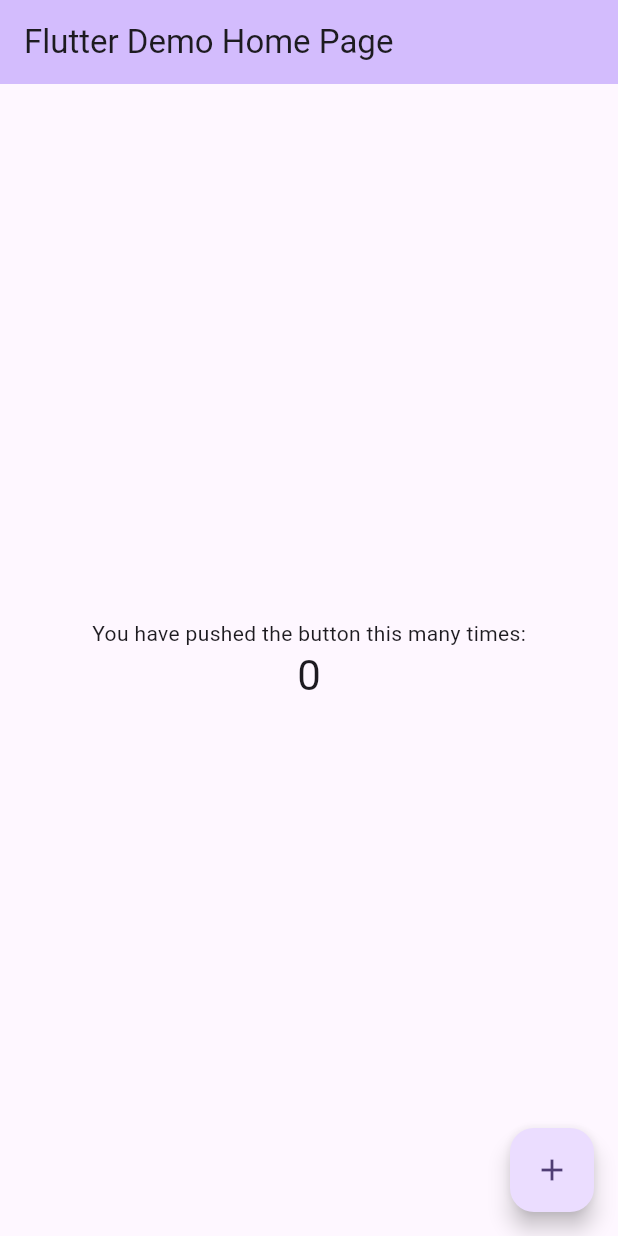
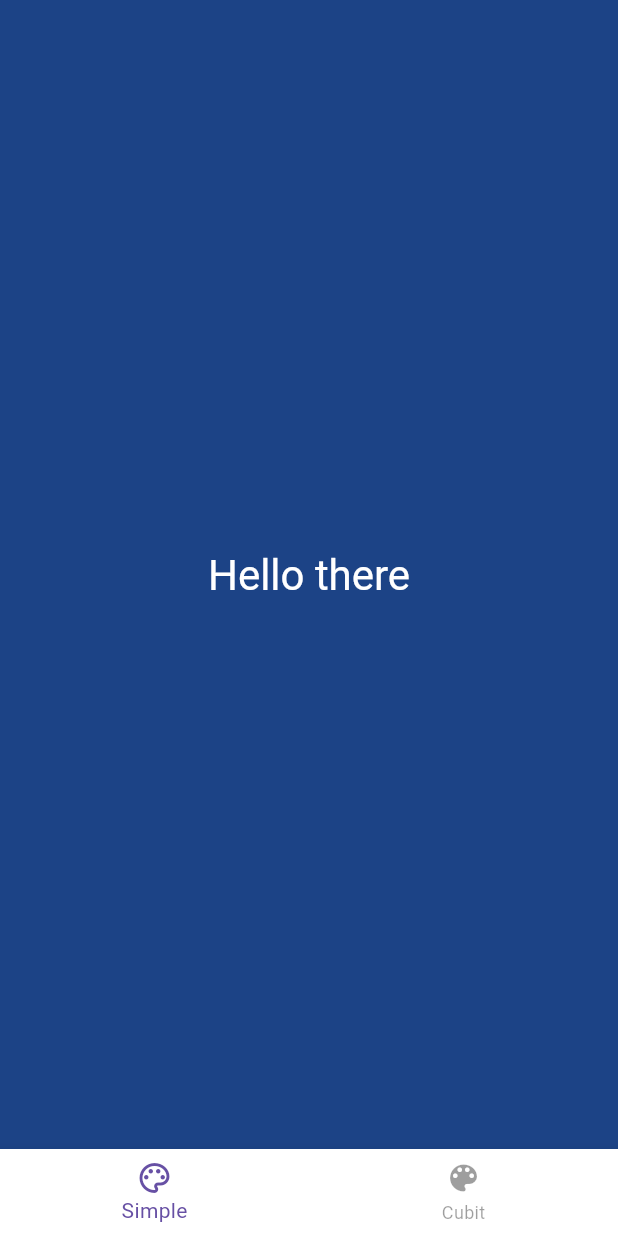
Before and after one commit to Vurarddo/flutter_color_app, a Flutter app: the screen it shows after launch, on a phone screen of 412 x 824 dp. Run offline on Flutter 3.47's test engine with Material 2 defaults, Android fonts, the phone set to English and light mode, and no system bars; our stand-ins replace auto_route, flutter_bloc, get_it, injectable.

Commit message:
added color randomizer

```diff
--- /dev/null
+++ b/lib/application.dart
@@ -0,0 +1,45 @@
+import 'package:flutter/foundation.dart';
+import 'package:flutter/material.dart';
+
+import 'package:get_it/get_it.dart';
+
+import 'package:flutter_color_app/infrastructure/theme/dark_theme.dart';
+import 'package:flutter_color_app/infrastructure/theme/light_theme.dart';
+import 'package:flutter_color_app/routing/app_router.dart';
+
+class Application extends StatefulWidget {
+  const Application({super.key});
+
+  @override
+  State<Application> createState() => _ApplicationState();
+}
+
+class _ApplicationState extends State<Application> {
+  final _router = GetIt.I<AppRouter>();
+
+  @override
+  Widget build(BuildContext context) {
+    Widget child = MaterialApp.router(
+      routerDelegate: _router.delegate(),
+      routeInformationParser: _router.defaultRouteParser(),
+      title: 'Flutter Color App',
+      debugShowCheckedModeBanner: false,
+      theme: LightTheme.getTheme(context),
+      darkTheme: DarkTheme.getTheme(context),
+    );
+
+    if (kDebugMode) {
+      child = Directionality(
+        textDirection: TextDirection.ltr,
+        child: Banner(
+          message: 'DEBUG',
+          textDirection: TextDirection.ltr,
+          location: BannerLocation.bottomStart,
+          child: child,
+        ),
+      );
+    }
+
+    return child;
+  }
+}
--- /dev/null
+++ b/lib/features/color/domain/usecase/get_random_color.usecase.dart
@@ -0,0 +1,15 @@
+import 'dart:math' as math;
+
+import 'package:flutter/material.dart';
+
+import 'package:injectable/injectable.dart';
+
+@injectable
+class GetRandomColorUsecase {
+  GetRandomColorUsecase();
+
+  Color call() {
+    final colorValue = (math.Random().nextDouble() * 0xFFFFFF).toInt();
+    return Color(colorValue).withOpacity(1.0);
+  }
+}
--- /dev/null
+++ b/lib/features/color/presentation/cubit_color/cubit/color_cubit.dart
@@ -0,0 +1,20 @@
+import 'package:flutter/material.dart';
+
+import 'package:flutter_bloc/flutter_bloc.dart';
+import 'package:injectable/injectable.dart';
+
+import 'package:flutter_color_app/features/color/domain/usecase/get_random_color.usecase.dart';
+
+@injectable
+class ColorCubit extends Cubit<Color> {
+  final GetRandomColorUsecase _getRandomColorUsecase;
+
+  ColorCubit(this._getRandomColorUsecase) : super(Colors.white) {
+    changeBackgroundColor();
+  }
+
+  void changeBackgroundColor() {
+    final color = _getRandomColorUsecase();
+    emit(color);
+  }
+}
--- /dev/null
+++ b/lib/features/color/presentation/cubit_color/cubit_color_page.dart
@@ -0,0 +1,82 @@
+import 'package:flutter/material.dart';
+
+import 'package:auto_route/auto_route.dart';
+import 'package:flutter_bloc/flutter_bloc.dart';
+import 'package:get_it/get_it.dart';
+
+import 'package:flutter_color_app/features/color/presentation/cubit_color/cubit/color_cubit.dart';
+import 'package:flutter_color_app/infrastructure/theme/theme_extensions.dart';
+
+@RoutePage()
+class CubitColorPage extends StatefulWidget implements AutoRouteWrapper {
+  const CubitColorPage({
+    Key? key,
+  }) : super(key: key);
+
+  @override
+  Widget wrappedRoute(BuildContext context) {
+    return BlocProvider<ColorCubit>(
+      create: (context) => context.read<GetIt>().get(),
+      child: this,
+    );
+  }
+
+  @override
+  State<CubitColorPage> createState() => _CubitColorPageState();
+}
+
+class _CubitColorPageState extends State<CubitColorPage> {
+  void _onChangedColor() {
+    final cubit = context.read<ColorCubit>();
+    cubit.changeBackgroundColor();
+  }
+
+  @override
+  Widget build(BuildContext context) {
+    return BlocBuilder<ColorCubit, Color>(
+      builder: (context, color) {
+        return GestureDetector(
+          onTap: _onChangedColor,
+          child: Scaffold(
+            backgroundColor: color,
+            body: _TextTile(
+              backgroundColor: color,
+            ),
+          ),
+        );
+      },
+    );
+  }
+}
+
+class _TextTile extends StatelessWidget {
+  final Color backgroundColor;
+
+  const _TextTile({
+    Key? key,
+    required this.backgroundColor,
+  }) : super(key: key);
+
+  @override
+  Widget build(BuildContext context) {
+    return Center(
+      child: Column(
+        mainAxisAlignment: MainAxisAlignment.center,
+        children: [
+          Text(
+            'Hello there',
+            style: context.textTheme.headlineMedium!.copyWith(
+              color: context.textTheme.getTextColorBasedOnBackground(backgroundColor),
+            ),
+          ),
+          Text(
+            '(with Cubit)',
+            style: context.textTheme.headlineSmall!.copyWith(
+              color: context.textTheme.getTextColorBasedOnBackground(backgroundColor),
+            ),
+          ),
+        ],
+      ),
+    );
+  }
+}
--- /dev/null
+++ b/lib/features/color/presentation/simple_color/simple_color_page.dart
@@ -0,0 +1,67 @@
+import 'package:flutter/material.dart';
+
+import 'package:auto_route/auto_route.dart';
+import 'package:get_it/get_it.dart';
+
+import 'package:flutter_color_app/features/color/domain/usecase/get_random_color.usecase.dart';
+import 'package:flutter_color_app/infrastructure/theme/theme_extensions.dart';
+
+@RoutePage()
+class SimpleColorPage extends StatefulWidget {
+  const SimpleColorPage({
+    Key? key,
+  }) : super(key: key);
+
+  @override
+  State<SimpleColorPage> createState() => _SimpleColorPageState();
+}
+
+class _SimpleColorPageState extends State<SimpleColorPage> {
+  late Color _backgroundColor;
+
+  GetRandomColorUsecase get _getRandomColorUsecase => GetIt.I<GetRandomColorUsecase>();
+
+  @override
+  void initState() {
+    _backgroundColor = _getRandomColorUsecase();
+    super.initState();
+  }
+
+  @override
+  Widget build(BuildContext context) {
+    return GestureDetector(
+      onTap: _onChangedColor,
+      child: Scaffold(
+        backgroundColor: _backgroundColor,
+        body: _TextTile(
+          backgroundColor: _backgroundColor,
+        ),
+      ),
+    );
+  }
+
+  void _onChangedColor() {
+    setState(() => _backgroundColor = _getRandomColorUsecase());
+  }
+}
+
+class _TextTile extends StatelessWidget {
+  final Color backgroundColor;
+
+  const _TextTile({
+    Key? key,
+    required this.backgroundColor,
+  }) : super(key: key);
+
+  @override
+  Widget build(BuildContext context) {
+    return Center(
+      child: Text(
+        'Hello there',
+        style: context.textTheme.headlineMedium!.copyWith(
+          color: context.textTheme.getTextColorBasedOnBackground(backgroundColor),
+        ),
+      ),
+    );
+  }
+}
--- /dev/null
+++ b/lib/features/home/presentation/home_page.dart
@@ -0,0 +1,28 @@
+import 'package:flutter/material.dart';
+
+import 'package:auto_route/auto_route.dart';
+
+import 'package:flutter_color_app/infrastructure/theme/theme_extensions.dart';
+import 'package:flutter_color_app/routing/app_router.dart';
+
+part 'widgets/_bottom_navigation_bar.dart';
+
+@RoutePage()
+class HomePage extends StatelessWidget {
+  const HomePage({
+    Key? key,
+  }) : super(key: key);
+
+  @override
+  Widget build(BuildContext context) {
+    return AutoTabsScaffold(
+      routes: const [
+        SimpleColorRoute(),
+        CubitColorRoute(),
+      ],
+      bottomNavigationBuilder: (context, tabsRouter) {
+        return _BottomNavigationBar(tabsRouter: tabsRouter);
+      },
+    );
+  }
+}
--- /dev/null
+++ b/lib/features/home/presentation/widgets/_bottom_navigation_bar.dart
@@ -0,0 +1,42 @@
+part of '../home_page.dart';
+
+const String _simpleText = 'Simple';
+const String _cubitText = 'Cubit';
+
+class _BottomNavigationBar extends StatelessWidget {
+  final TabsRouter tabsRouter;
+
+  const _BottomNavigationBar({
+    Key? key,
+    required this.tabsRouter,
+  }) : super(key: key);
+
+  @override
+  Widget build(BuildContext context) {
+    return Theme(
+      data: context.theme.copyWith(
+        splashColor: Colors.transparent,
+        highlightColor: Colors.transparent,
+        hoverColor: Colors.transparent,
+      ),
+      child: BottomNavigationBar(
+        type: BottomNavigationBarType.fixed,
+        onTap: tabsRouter.setActiveIndex,
+        backgroundColor: context.colorScheme.onPrimary,
+        currentIndex: tabsRouter.activeIndex,
+        fixedColor: context.colorScheme.primary,
+        unselectedItemColor: context.theme.disabledColor,
+        items: const [
+          BottomNavigationBarItem(
+            icon: Icon(Icons.color_lens_outlined),
+            label: _simpleText,
+          ),
+          BottomNavigationBarItem(
+            icon: Icon(Icons.color_lens),
+            label: _cubitText,
+          ),
+        ],
+      ),
+    );
+  }
+}
--- /dev/null
+++ b/lib/infrastructure/injectable.init.dart
@@ -0,0 +1,9 @@
+import 'package:get_it/get_it.dart';
+import 'package:injectable/injectable.dart';
+
+import 'injectable.init.config.dart';
+
+final _getIt = GetIt.I;
+
+@InjectableInit()
+Future<void> configureDependencies() async => _getIt.init();
--- /dev/null
+++ b/lib/infrastructure/theme/app_colors.dart
@@ -0,0 +1,78 @@
+import 'package:flutter/material.dart';
+
+class AppColors {
+  const AppColors._();
+
+  // Primary colors
+  static const onPrimary = Color(0xFFFFFFFF);
+  static const primaryContainer = Color(0xFFEADDFF);
+  static const darkOnPrimaryContainer = Color(0xFFEADDFF);
+  static const inversePrimary = Color(0xFFD0BCFF);
+  static const darkPrimary = Color(0xFFD0BCFF);
+  static const primary = Color(0xFF6750A4);
+  static const darkInversePrimary = Color(0xFF6750A4);
+  static const darkPrimaryContainer = Color(0xFF4F378B);
+  static const darkOnPrimary = Color(0xFF381E72);
+  static const onPrimaryContainer = Color(0xFF21005D);
+
+  // Secondary colors
+  static const onSecondary = Color(0xFFFFFFFF);
+  static const secondaryContainer = Color(0xFFE8DEF8);
+  static const darkOnSecondaryContainer = Color(0xFFE8DEF8);
+  static const darkSecondary = Color(0xFFCCC2DC);
+  static const secondary = Color(0xFF625B71);
+  static const darkSecondaryContainer = Color(0xFF4A4458);
+  static const darkOnSecondary = Color(0xFF332D41);
+  static const onSecondaryContainer = Color(0xFF1D192B);
+
+  // Surface colors
+  static const surface = Color(0xFFFFFBFE);
+  static const onInverseSurface = Color(0xFFF4EFF4);
+  static const surfaceVariant = Color(0xFFE7E0EC);
+  static const darkInverseSurface = Color(0xFFE6E1E5);
+  static const darkOnSurface = Color(0xFFE6E1E5);
+  static const darkOnSurfaceVariant = Color(0xFFCAC4D0);
+  static const onSurfaceVariant = Color(0xFF49454F);
+  static const darkSurfaceVariant = Color(0xFF49454F);
+  static const inverseSurface = Color(0xFF313033);
+  static const darkOnInverseSurface = Color(0xFF313033);
+  static const onSurface = Color(0xFF1C1B1F);
+  static const darkSurface = Color(0xFF1C1B1F);
+
+  // Surface tint colors
+  static const darkSurfaceTint = Color(0xFFD0BCFF);
+  static const surfaceTint = Color(0xFF6750A4);
+
+  // Error colors
+  static const onError = Color(0xFFFFFFFF);
+  static const errorContainer = Color(0xFFF9DEDC);
+  static const darkError = Color(0xFFF2B8B5);
+  static const darkOnErrorContainer = Color(0xFFF2B8B5);
+  static const error = Color(0xFFB3261E);
+  static const darkErrorContainer = Color(0xFF8C1D18);
+  static const darkOnError = Color(0xFF601410);
+  static const onErrorContainer = Color(0xFF410E0B);
+
+  // Tertiary colors
+  static const onTertiary = Color(0xFFFFFFFF);
+  static const tertiaryContainer = Color(0xFFFFD8E4);
+  static const darkOnTertiaryContainer = Color(0xFFFFD8E4);
+  static const darkTertiary = Color(0xFFEFB8C8);
+  static const tertiary = Color(0xFF7D5260);
+  static const darkTertiaryContainer = Color(0xFF633B48);
+  static const darkOnTertiary = Color(0xFF492532);
+  static const onTertiaryContainer = Color(0xFF31111D);
+
+  // Shadow colors
+  static const shadow = Color(0xFF000000);
+
+  // Outline colors
+  static const darkOutline = Color(0xFF938F99);
+  static const outline = Color(0xFF79747E);
+
+  // Background colors
+  static const background = Color(0xFFFFFBFE);
+  static const darkOnBackground = Color(0xFFE6E1E5);
+  static const onBackground = Color(0xFF1C1B1F);
+  static const darkBackground = Color(0xFF1C1B1F);
+}
--- /dev/null
+++ b/lib/infrastructure/theme/dark_theme.dart
@@ -0,0 +1,48 @@
+import 'package:flutter/material.dart';
+
+import 'package:flutter_color_app/infrastructure/theme/app_colors.dart';
+
+class DarkTheme {
+  static const _colorScheme = ColorScheme.dark(
+    primary: AppColors.darkPrimary,
+    inversePrimary: AppColors.darkInversePrimary,
+    primaryContainer: AppColors.darkPrimaryContainer,
+    onPrimary: AppColors.darkOnPrimary,
+    onPrimaryContainer: AppColors.darkOnPrimaryContainer,
+    secondary: AppColors.darkSecondary,
+    secondaryContainer: AppColors.darkSecondaryContainer,
+    onSecondary: AppColors.darkOnSecondary,
+    onSecondaryContainer: AppColors.darkOnSecondaryContainer,
+    tertiary: AppColors.darkTertiary,
+    tertiaryContainer: AppColors.darkTertiaryContainer,
+    onTertiary: AppColors.darkOnTertiary,
+    onTertiaryContainer: AppColors.darkOnTertiaryContainer,
+    error: AppColors.darkError,
+    errorContainer: AppColors.darkErrorContainer,
+    onError: AppColors.darkOnError,
+    onErrorContainer: AppColors.darkOnErrorContainer,
+    background: AppColors.darkBackground,
+    onBackground: AppColors.darkOnBackground,
+    surface: AppColors.darkSurface,
+    inverseSurface: AppColors.darkInverseSurface,
+    onSurface: AppColors.darkOnSurface,
+    onInverseSurface: AppColors.darkOnInverseSurface,
+    surfaceVariant: AppColors.darkSurfaceVariant,
+    onSurfaceVariant: AppColors.darkOnSurfaceVariant,
+    surfaceTint: AppColors.darkSurfaceTint,
+    outline: AppColors.darkOutline,
+    shadow: AppColors.shadow,
+  );
+
+  static ThemeData getTheme(BuildContext context) {
+    final themeData = ThemeData.from(
+      useMaterial3: true,
+      colorScheme: _colorScheme,
+    );
+
+    return themeData.copyWith(
+      primaryColorDark: AppColors.darkPrimary,
+      iconTheme: const IconThemeData(color: AppColors.darkOnSurfaceVariant),
+    );
+  }
+}
--- /dev/null
+++ b/lib/infrastructure/theme/light_theme.dart
@@ -0,0 +1,50 @@
+import 'package:flutter/material.dart';
+
+import 'package:flutter_color_app/infrastructure/theme/app_colors.dart';
+
+class LightTheme {
+  const LightTheme._();
+
+  static const _colorScheme = ColorScheme.light(
+    primary: AppColors.primary,
+    inversePrimary: AppColors.darkInversePrimary,
+    primaryContainer: AppColors.primaryContainer,
+    onPrimary: AppColors.onPrimary,
+    onPrimaryContainer: AppColors.onPrimaryContainer,
+    secondary: AppColors.secondary,
+    secondaryContainer: AppColors.secondaryContainer,
+    onSecondary: AppColors.onSecondary,
+    onSecondaryContainer: AppColors.onSecondaryContainer,
+    tertiary: AppColors.tertiary,
+    tertiaryContainer: AppColors.tertiaryContainer,
+    onTertiary: AppColors.onTertiary,
+    onTertiaryContainer: AppColors.onTertiaryContainer,
+    error: AppColors.error,
+    errorContainer: AppColors.errorContainer,
+    onError: AppColors.onError,
+    onErrorContainer: AppColors.onErrorContainer,
+    background: AppColors.background,
+    onBackground: AppColors.onBackground,
+    surface: AppColors.surface,
+    inverseSurface: AppColors.inverseSurface,
+    onSurface: AppColors.onSurface,
+    surfaceVariant: AppColors.surfaceVariant,
+    onSurfaceVariant: AppColors.onSurfaceVariant,
+    surfaceTint: AppColors.surfaceTint,
+    onInverseSurface: AppColors.onInverseSurface,
+    outline: AppColors.outline,
+    shadow: AppColors.shadow,
+  );
+
+  static ThemeData getTheme(BuildContext context) {
+    final themeData = ThemeData.from(
+      useMaterial3: true,
+      colorScheme: _colorScheme,
+    );
+
+    return themeData.copyWith(
+      primaryColorDark: AppColors.primary,
+      iconTheme: const IconThemeData(color: AppColors.outline),
+    );
+  }
+}
--- /dev/null
+++ b/lib/infrastructure/theme/theme_extensions.dart
@@ -0,0 +1,29 @@
+import 'package:flutter/material.dart';
+
+import 'package:flutter_color_app/utils/brightness_util.dart';
+
+extension ThemeExtension on BuildContext {
+  ThemeData get theme {
+    return Theme.of(this);
+  }
+
+  TextTheme get textTheme {
+    final theme = Theme.of(this);
+    return theme.textTheme;
+  }
+
+  ColorScheme get colorScheme {
+    final theme = Theme.of(this);
+    return theme.colorScheme;
+  }
+}
+
+extension TextThemeExtension on TextTheme {
+  Color getTextColorBasedOnBackground(Color backgroundColor) {
+    double brightness = BrightnessUtil.calculateBrightness(backgroundColor);
+
+    double threshold = 0.5;
+
+    return brightness < threshold ? Colors.white : Colors.black;
+  }
+}
--- a/lib/main.dart
+++ b/lib/main.dart
@@ -1,72 +1,17 @@
 import 'package:flutter/material.dart';
 
-void main() {
-  runApp(const MyApp());
+import 'package:get_it/get_it.dart';
+import 'package:provider/provider.dart';
+
+import 'application.dart';
+import 'infrastructure/injectable.init.dart';
+
+Future<void> main() async {
+  WidgetsFlutterBinding.ensureInitialized();
+  await configureDependencies();
+
+  runApp(Provider<GetIt>(
+    create: (context) => GetIt.I,
+    child: const Application(),
+  ));
 }
-
-class MyApp extends StatelessWidget {
-  const MyApp({super.key});
-
-  @override
-  Widget build(BuildContext context) {
-    return MaterialApp(
-      title: 'Flutter Demo',
-      theme: ThemeData(
-        colorScheme: ColorScheme.fromSeed(seedColor: Colors.deepPurple),
-        useMaterial3: true,
-      ),
-      home: const MyHomePage(title: 'Flutter Demo Home Page'),
-    );
-  }
-}
-
-class MyHomePage extends StatefulWidget {
-  final String title;
-
-  const MyHomePage({
-    super.key,
-    required this.title,
-  });
-
-  @override
-  State<MyHomePage> createState() => _MyHomePageState();
-}
-
-class _MyHomePageState extends State<MyHomePage> {
-  int _counter = 0;
-
-  void _incrementCounter() {
-    setState(() {
-      _counter++;
-    });
-  }
-
-  @override
-  Widget build(BuildContext context) {
-    return Scaffold(
-      appBar: AppBar(
-        backgroundColor: Theme.of(context).colorScheme.inversePrimary,
-        title: Text(widget.title),
-      ),
-      body: Center(
-        child: Column(
-          mainAxisAlignment: MainAxisAlignment.center,
-          children: <Widget>[
-            const Text(
-              'You have pushed the button this many times:',
-            ),
-            Text(
-              '$_counter',
-              style: Theme.of(context).textTheme.headlineMedium,
-            ),
-          ],
-        ),
-      ),
-      floatingActionButton: FloatingActionButton(
-        onPressed: _incrementCounter,
-        tooltip: 'Increment',
-        child: const Icon(Icons.add),
-      ),
-    );
-  }
-}
--- /dev/null
+++ b/lib/routing/app_router.dart
@@ -0,0 +1,38 @@
+import 'package:auto_route/auto_route.dart';
+import 'package:injectable/injectable.dart';
+
+import 'package:flutter_color_app/features/color/presentation/cubit_color/cubit_color_page.dart';
+import 'package:flutter_color_app/features/color/presentation/simple_color/simple_color_page.dart';
+import 'package:flutter_color_app/features/home/presentation/home_page.dart';
+
+part 'app_router.gr.dart';
+
+@singleton
+@AutoRouterConfig(
+  replaceInRouteName: 'Page,Route',
+)
+class AppRouter extends _$AppRouter {
+  AppRouter() : super();
+
+  @override
+  RouteType get defaultRouteType => const RouteType.adaptive();
+
+  @override
+  late final List<AutoRoute> routes = [
+    AutoRoute(
+      page: HomeRoute.page,
+      path: '/',
+      children: [
+        RedirectRoute(path: 'simple', redirectTo: ''),
+        AutoRoute(
+          path: 'simple',
+          page: SimpleColorRoute.page,
+        ),
+        AutoRoute(
+          path: 'cubit',
+          page: CubitColorRoute.page,
+        ),
+      ],
+    ),
+  ];
+}
--- /dev/null
+++ b/lib/utils/brightness_util.dart
@@ -0,0 +1,9 @@
+import 'package:flutter/material.dart';
+
+class BrightnessUtil {
+  const BrightnessUtil._();
+
+  static double calculateBrightness(Color color) {
+    return (color.red * 0.299 + color.green * 0.587 + color.blue * 0.114) / 255;
+  }
+}
```
Also changed, not shown: analysis_options.yaml (+0 -23 lines), pubspec.yaml (+18 -0 lines), lib/infrastructure/injectable.init.config.dart (added), lib/routing/app_router.gr.dart (added), 5 other files.
